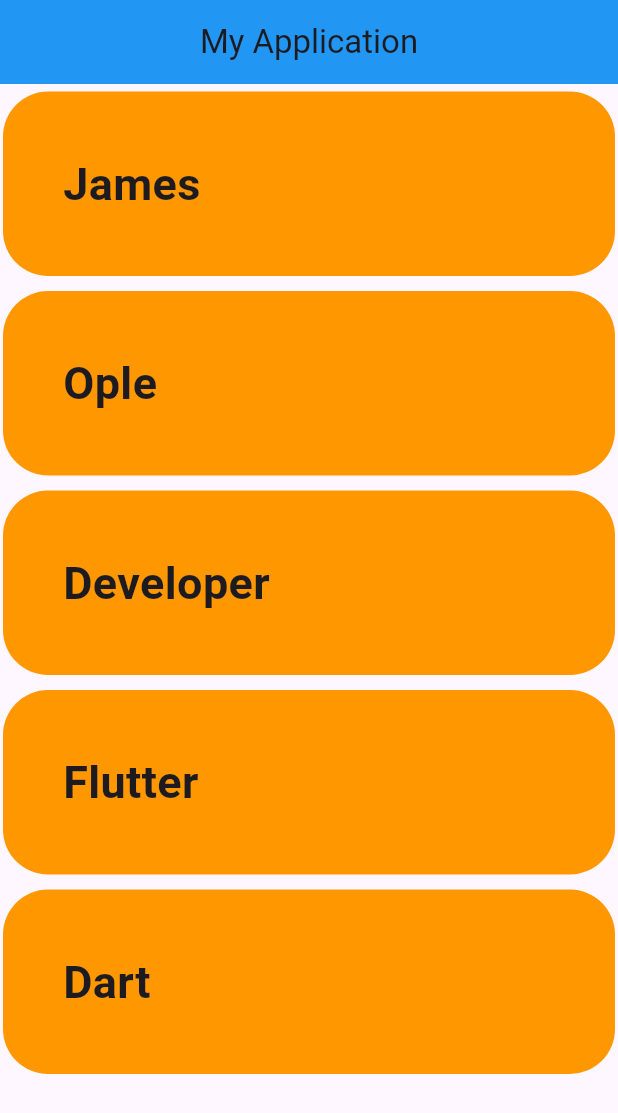
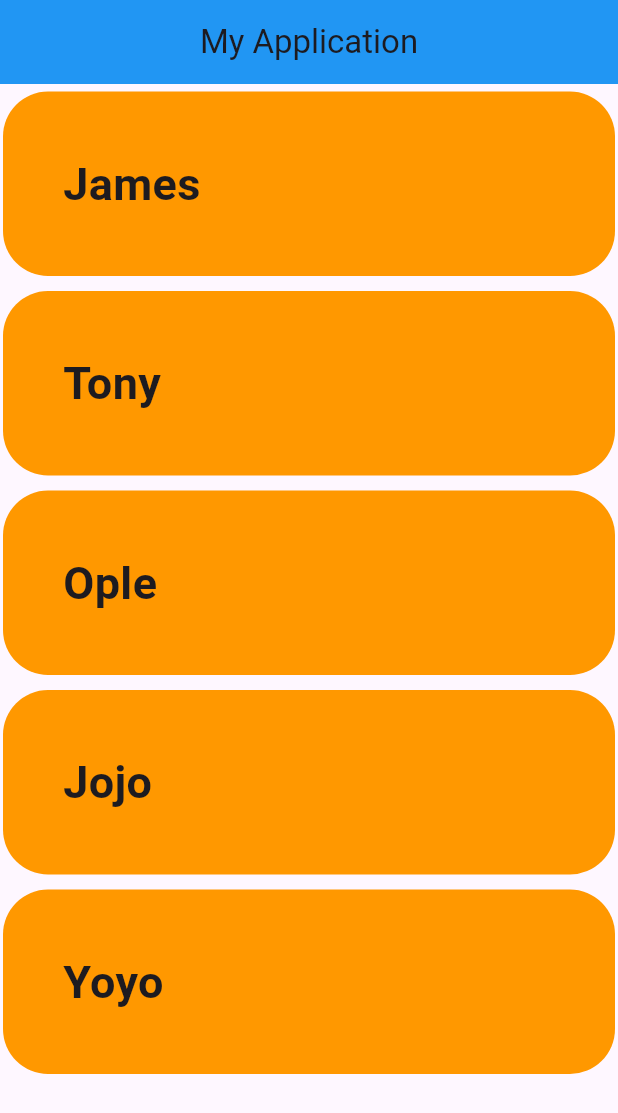
Before and after one commit to James28Dev/flutter-person-registry-kongruksiam-course, a Flutter app: the screen it shows after launch, on a phone screen of 412 x 824 dp. Shown: the top 1113 px of the screen. Run offline on Flutter 3.47's test engine with Material 3 defaults, Android fonts, the phone set to English and light mode, and no system bars.

Commit message:
Refactor the `Item` screen to use a new `Person` model and externalized data source.

```diff
--- /dev/null
+++ b/person_registry_app/lib/models/person.dart
@@ -0,0 +1,15 @@
+class Person {
+  Person({required this.name, required this.age, required this.job});
+
+  String name;
+  int age;
+  String job;
+}
+
+List<Person> data = [
+  Person(name: "James", age: 22, job: "Chef"),
+  Person(name: "Tony", age: 34, job: "Doctor"),
+  Person(name: "Ople", age: 21, job: "Nurse"),
+  Person(name: "Jojo", age: 27, job: "Police"),
+  Person(name: "Yoyo", age: 43, job: "Soldier"),
+];
--- a/person_registry_app/lib/screens/item.dart
+++ b/person_registry_app/lib/screens/item.dart
@@ -1,4 +1,6 @@
 import 'package:flutter/material.dart';
+
+import '../models/person.dart';
 
 class Item extends StatefulWidget {
   const Item({super.key});
@@ -8,8 +10,6 @@
 }
 
 class _ItemState extends State<Item> {
-  List data = ["James", "Ople", "Developer", "Flutter", "Dart"];
-
   @override
   Widget build(BuildContext context) {
     return ListView.builder(
@@ -23,7 +23,7 @@
           margin: EdgeInsets.symmetric(horizontal: 2, vertical: 5),
           padding: EdgeInsets.all(40),
           child: Text(
-            data[index],
+            data[index].name,
             style: TextStyle(fontSize: 30, fontWeight: FontWeight.bold),
           ),
         );
```
